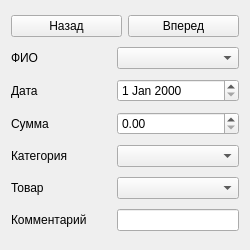
Old version of the form creditwidget.ui in the repository zhdv06/FamilyBudget.
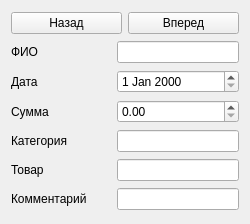
New version of the form.

The edit to the form file:
```diff
--- a/creditwidget.ui
+++ b/creditwidget.ui
@@ -7,7 +7,7 @@
     <x>0</x>
     <y>0</y>
     <width>250</width>
-    <height>250</height>
+    <height>224</height>
    </rect>
   </property>
   <property name="windowTitle">
@@ -46,7 +46,7 @@
     </widget>
    </item>
    <item row="1" column="1">
-    <widget class="QComboBox" name="fullNameBox"/>
+    <widget class="QLineEdit" name="fullNameEdit"/>
    </item>
    <item row="2" column="0">
     <widget class="QLabel" name="label_2">
@@ -78,7 +78,11 @@
     </widget>
    </item>
    <item row="3" column="1">
-    <widget class="QDoubleSpinBox" name="valueSpinBox"/>
+    <widget class="QDoubleSpinBox" name="valueSpinBox">
+     <property name="maximum">
+      <double>10000000.000000000000000</double>
+     </property>
+    </widget>
    </item>
    <item row="4" column="0">
     <widget class="QLabel" name="label_4">
@@ -94,7 +98,7 @@
     </widget>
    </item>
    <item row="4" column="1">
-    <widget class="QComboBox" name="productCategoryBox"/>
+    <widget class="QLineEdit" name="productCategoryEdit"/>
    </item>
    <item row="5" column="0">
     <widget class="QLabel" name="label_5">
@@ -110,7 +114,7 @@
     </widget>
    </item>
    <item row="5" column="1">
-    <widget class="QComboBox" name="productBox"/>
+    <widget class="QLineEdit" name="productEdit"/>
    </item>
    <item row="6" column="0">
     <widget class="QLabel" name="label_6">
```
Left out of the diff: 4 changed lines with no effect on the pictures.
